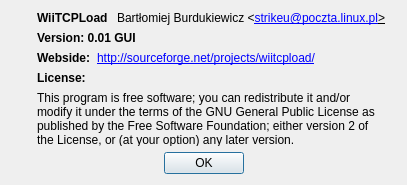
Old version of the form c++/forms/about.ui in the repository dev-0x7C6/qwiiload.
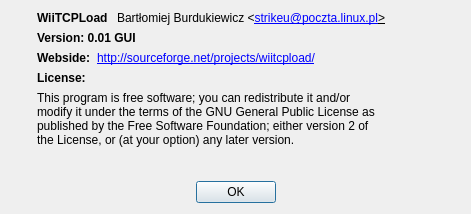
New version of the form. Icons and pictures are not drawn.

Patch:
```diff
--- a/c++/forms/about.ui
+++ b/c++/forms/about.ui
@@ -5,8 +5,8 @@
    <rect>
     <x>0</x>
     <y>0</y>
-    <width>407</width>
-    <height>185</height>
+    <width>471</width>
+    <height>214</height>
    </rect>
   </property>
   <property name="windowTitle" >
```
Left out of the diff: 2 changed lines with no effect on the pictures.
